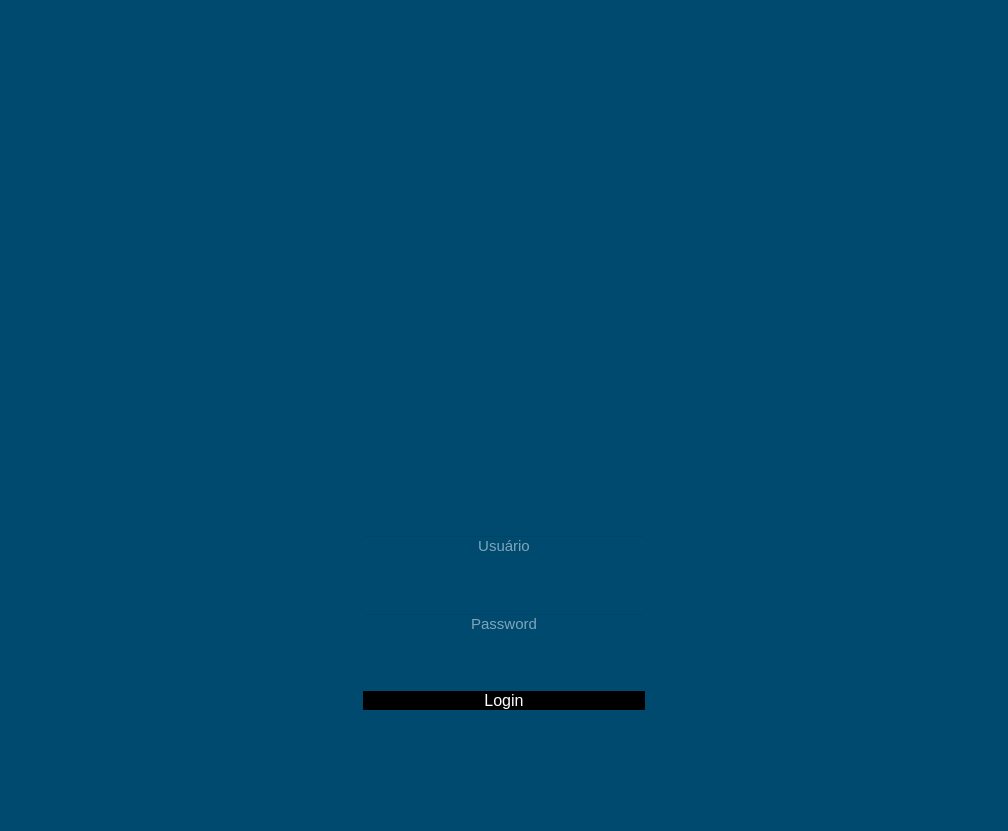
Qt form projeto_01/login.ui (rafalemke/projetos-python) before a commit.
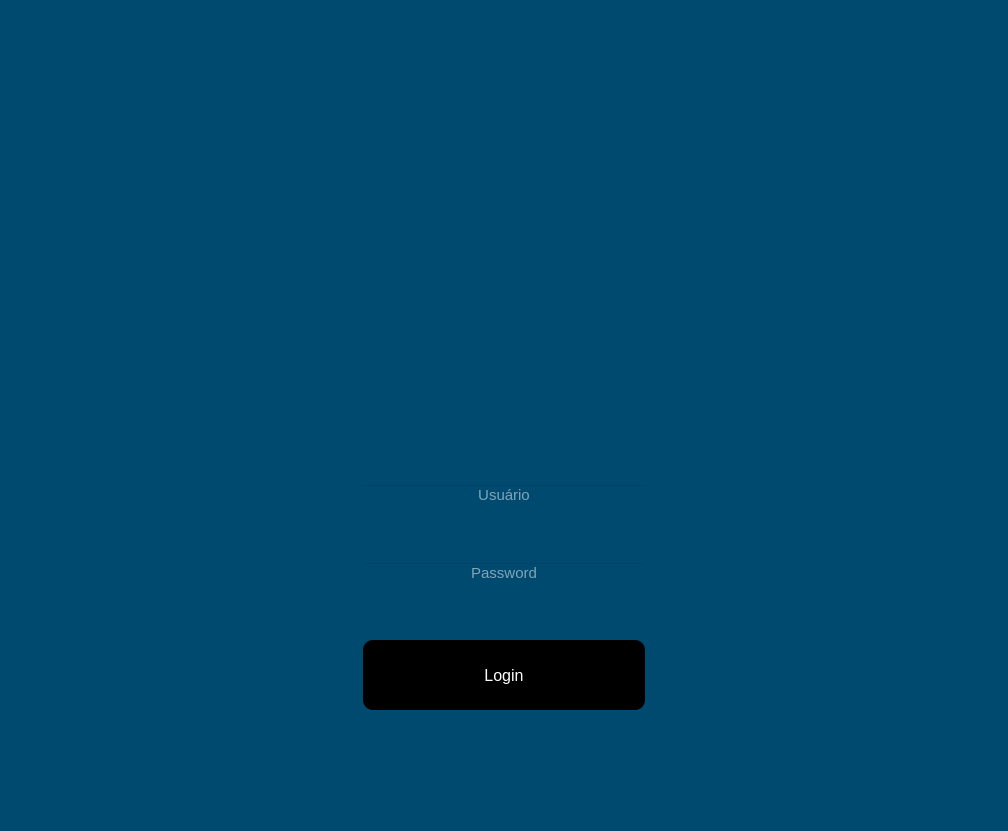
The same form after that commit. Icons and pictures are not drawn.

Patch:
```diff
--- a/projeto_01/login.ui
+++ b/projeto_01/login.ui
@@ -63,7 +63,7 @@
             </property>
             <property name="maximumSize">
              <size>
-              <width>300</width>
+              <width>320</width>
               <height>200</height>
              </size>
             </property>
@@ -83,7 +83,8 @@
              <bool>true</bool>
             </property>
             <property name="styleSheet">
-             <string notr="true"/>
+             <string notr="true">padding-right:20px;
+padding-top:50px</string>
             </property>
             <property name="text">
              <string/>
@@ -94,6 +95,12 @@
             <property name="scaledContents">
              <bool>true</bool>
             </property>
+            <property name="margin">
+             <number>-21</number>
+            </property>
+            <property name="indent">
+             <number>0</number>
+            </property>
            </widget>
           </item>
           <item>
@@ -146,6 +153,12 @@
         </item>
         <item>
          <widget class="QPushButton" name="pushButton">
+          <property name="minimumSize">
+           <size>
+            <width>0</width>
+            <height>120</height>
+           </size>
+          </property>
           <property name="font">
            <font>
             <pointsize>12</pointsize>
```
Left out of the diff: 2 changed lines with no effect on the pictures.
